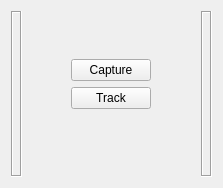
Above: branches/main/examples/devicesTutorial/example7/devMicronTrackerControllerQWidget.ui from eetuna/cisst before the change. Below: the same form after it.
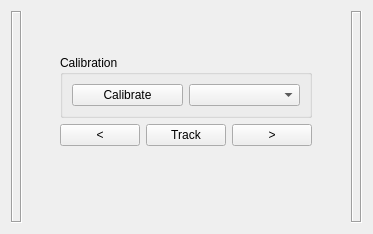
That is the form after the change.

Commit message: branches/main: cisstDevices/devMicronTracker: Tool names are now displayed on the frame; updates to the UI; added pivot calibration (buggy). branches/main: cisstDevices/devNDISerial: Made it a periodic task (mainly to have better control on resource allocation); compatibility updates to work with robotorium/cisstTracker.

The edit to the form file:
```diff
--- a/branches/main/examples/devicesTutorial/example7/devMicronTrackerControllerQWidget.ui
+++ b/branches/main/examples/devicesTutorial/example7/devMicronTrackerControllerQWidget.ui
@@ -6,25 +6,15 @@
    <rect>
     <x>0</x>
     <y>0</y>
-    <width>223</width>
-    <height>188</height>
+    <width>373</width>
+    <height>234</height>
    </rect>
   </property>
   <property name="windowTitle">
    <string>Form</string>
   </property>
   <layout class="QGridLayout" name="gridLayout">
-   <item row="0" column="0" rowspan="5">
-    <widget class="QLabel" name="FrameLeft">
-     <property name="frameShape">
-      <enum>QFrame::Box</enum>
-     </property>
-     <property name="frameShadow">
-      <enum>QFrame::Sunken</enum>
-     </property>
-    </widget>
-   </item>
-   <item row="0" column="3">
+   <item row="0" column="2" colspan="3">
     <spacer name="SpacerTop">
      <property name="orientation">
       <enum>Qt::Vertical</enum>
@@ -37,7 +27,7 @@
      </property>
     </spacer>
    </item>
-   <item row="0" column="6" rowspan="5">
+   <item row="0" column="6" rowspan="7">
     <widget class="QLabel" name="FrameRight">
      <property name="frameShape">
       <enum>QFrame::Box</enum>
@@ -47,16 +37,38 @@
      </property>
     </widget>
    </item>
-   <item row="1" column="3">
-    <widget class="QPushButton" name="ButtonCapture">
-     <property name="text">
-      <string>Capture</string>
+   <item row="1" column="2" colspan="3">
+    <widget class="QGroupBox" name="BoxCalibration">
+     <property name="title">
+      <string>Calibration</string>
      </property>
-     <property name="checkable">
-      <bool>true</bool>
-     </property>
+     <layout class="QHBoxLayout" name="horizontalLayout">
+      <item>
+       <widget class="QPushButton" name="ButtonCalibratePivot">
+        <property name="text">
+         <string>Calibrate</string>
+        </property>
+       </widget>
+      </item>
+      <item>
+       <widget class="QComboBox" name="BoxTools"/>
+      </item>
+     </layout>
     </widget>
    </item>
+   <item row="1" column="1" rowspan="2">
+    <spacer name="SpacerLeftTop">
+     <property name="orientation">
+      <enum>Qt::Horizontal</enum>
+     </property>
+     <property name="sizeHint" stdset="0">
+      <size>
+       <width>40</width>
+       <height>20</height>
+      </size>
+     </property>
+    </spacer>
+   </item>
    <item row="2" column="3">
     <widget class="QPushButton" name="ButtonTrack">
      <property name="text">
@@ -67,7 +79,53 @@
      </property>
     </widget>
    </item>
-   <item row="4" column="3">
+   <item row="1" column="5" rowspan="2">
+    <spacer name="SpacerRightTop">
+     <property name="orientation">
+      <enum>Qt::Horizontal</enum>
+     </property>
+     <property name="sizeHint" stdset="0">
+      <size>
+       <width>40</width>
+       <height>20</height>
+      </size>
+     </property>
+    </spacer>
+   </item>
+   <item row="5" column="1">
+    <spacer name="SpacerLeftBottom">
+     <property name="orientation">
+      <enum>Qt::Horizontal</enum>
+     </property>
+     <property name="sizeHint" stdset="0">
+      <size>
+       <width>40</width>
+       <height>20</height>
+      </size>
+     </property>
+    </spacer>
+   </item>
+   <item row="5" column="2" colspan="3">
+    <layout class="QVBoxLayout" name="LayoutTools">
+     <property name="sizeConstraint">
+      <enum>QLayout::SetFixedSize</enum>
+     </property>
+    </layout>
+   </item>
+   <item row="5" column="5">
+    <spacer name="SpacerRightBottom">
+     <property name="orientation">
+      <enum>Qt::Horizontal</enum>
+     </property>
+     <property name="sizeHint" stdset="0">
+      <size>
+       <width>40</width>
+       <height>20</height>
+      </size>
+     </property>
+    </spacer>
+   </item>
+   <item row="6" column="2" colspan="3">
     <spacer name="SpacerBottom">
      <property name="orientation">
       <enum>Qt::Vertical</enum>
@@ -80,60 +138,35 @@
      </property>
     </spacer>
    </item>
-   <item row="3" column="2" colspan="3">
-    <layout class="QVBoxLayout" name="LayoutTools"/>
-   </item>
-   <item row="1" column="1" rowspan="2" colspan="2">
-    <spacer name="SpacerLeft1">
-     <property name="orientation">
-      <enum>Qt::Horizontal</enum>
+   <item row="0" column="0" rowspan="7">
+    <widget class="QLabel" name="FrameLeft">
+     <property name="frameShape">
+      <enum>QFrame::Box</enum>
      </property>
-     <property name="sizeHint" stdset="0">
-      <size>
-       <width>40</width>
-       <height>20</height>
-      </size>
+     <property name="frameShadow">
+      <enum>QFrame::Sunken</enum>
      </property>
-    </spacer>
+    </widget>
    </item>
-   <item row="1" column="4" rowspan="2" colspan="2">
-    <spacer name="SpacerRight1">
-     <property name="orientation">
-      <enum>Qt::Horizontal</enum>
+   <item row="2" column="2">
+    <widget class="QPushButton" name="ButtonCaptureFrameLeft">
+     <property name="text">
+      <string>&lt;</string>
      </property>
-     <property name="sizeHint" stdset="0">
-      <size>
-       <width>40</width>
-       <height>20</height>
-      </size>
+     <property name="checkable">
+      <bool>true</bool>
      </property>
-    </spacer>
+    </widget>
    </item>
-   <item row="3" column="1">
-    <spacer name="SpacerLeft2">
-     <property name="orientation">
-      <enum>Qt::Horizontal</enum>
+   <item row="2" column="4">
+    <widget class="QPushButton" name="ButtonCaptureFrameRight">
+     <property name="text">
+      <string>&gt;</string>
      </property>
-     <property name="sizeHint" stdset="0">
-      <size>
-       <width>40</width>
-       <height>20</height>
-      </size>
+     <property name="checkable">
+      <bool>true</bool>
      </property>
-    </spacer>
-   </item>
-   <item row="3" column="5">
-    <spacer name="SpacerRight2">
-     <property name="orientation">
-      <enum>Qt::Horizontal</enum>
-     </property>
-     <property name="sizeHint" stdset="0">
-      <size>
-       <width>40</width>
-       <height>20</height>
-      </size>
-     </property>
-    </spacer>
+    </widget>
    </item>
   </layout>
  </widget>
```
Left out of the diff: 4 changed lines with no effect on the pictures. The commit also changes 18 other files.
